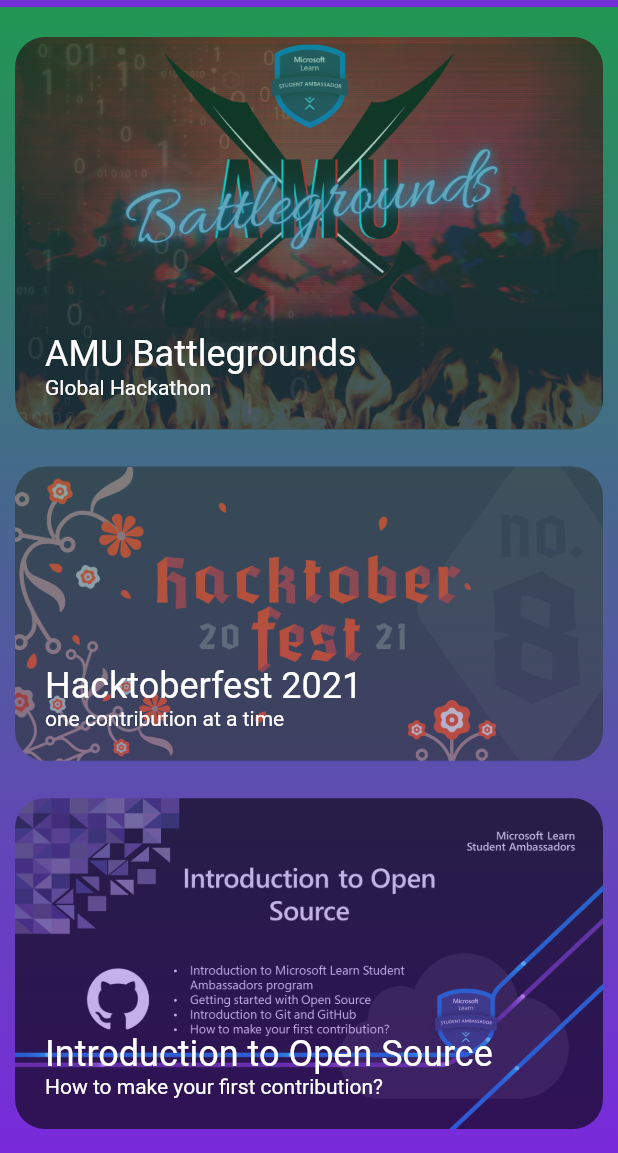
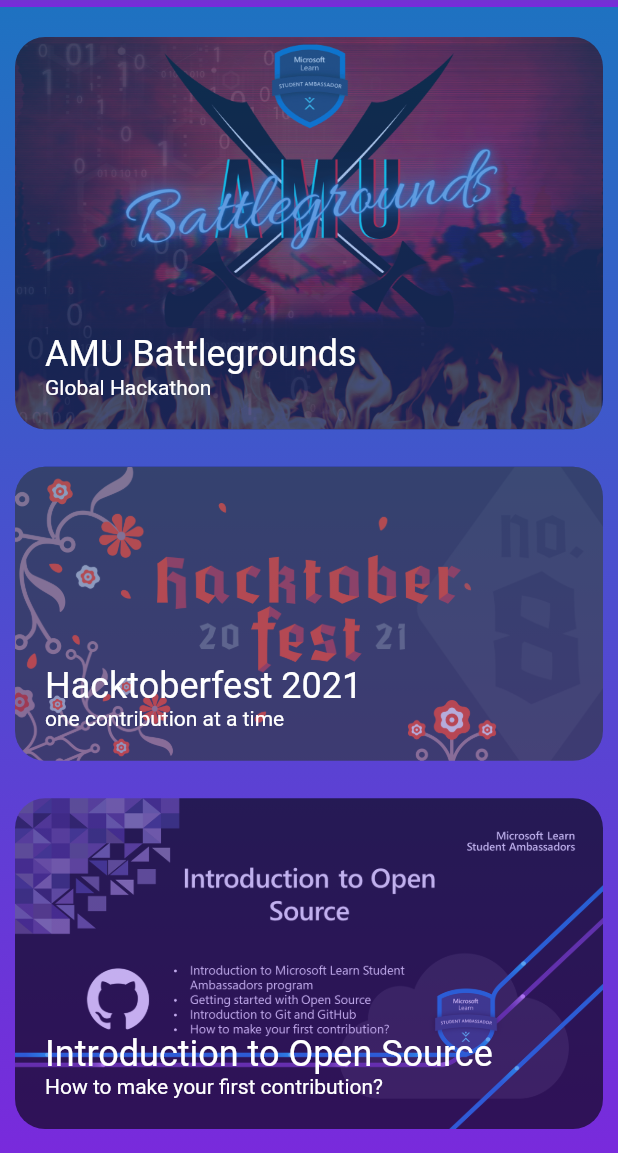
Before and after one commit to mlsa-amu/MLSA-AMU, a Flutter app: the EventsScreen screen opened directly, on a phone screen of 412 x 824 dp, the part 83-1236 px from its top. Run offline on Flutter 3.47's test engine with Material 2 defaults, Android fonts, the phone set to English and light mode, and no system bars; our stand-ins replace font_awesome_flutter; network calls fail.

Commit message:
adjust gradient color

```diff
--- a/lib/screens/events_screen.dart
+++ b/lib/screens/events_screen.dart
@@ -44,14 +44,17 @@
         padding: EdgeInsets.only(left: 10, right: 10),
         decoration: BoxDecoration(
           gradient: LinearGradient(
-            colors: [Color(0xFF219653), Color(0xFF792ADC)],
+            colors: [
+              Color(0XFF1E72C1),
+              Color(0XFF792adc),
+            ],
             begin: Alignment.topCenter,
             end: Alignment.bottomCenter,
           ),
         ),
         child: Center(
             child: ListView.builder(
-              padding: EdgeInsets.only(top: 20, bottom: 20),
+          padding: EdgeInsets.only(top: 20, bottom: 20),
           itemBuilder: (BuildContext context, int index) {
             return Padding(
               padding: EdgeInsets.only(bottom: 25),
@@ -59,7 +62,8 @@
                 ClipRRect(
                     borderRadius: BorderRadius.circular(20),
                     child: ColorFiltered(
-                      colorFilter: ColorFilter.mode(Colors.black.withOpacity(0.6), BlendMode.dstATop),
+                      colorFilter: ColorFilter.mode(
+                          Colors.black.withOpacity(0.6), BlendMode.dstATop),
                       child: Image.asset(
                           "assets/images/${eventsImages[index].image}"),
                     )),
```
